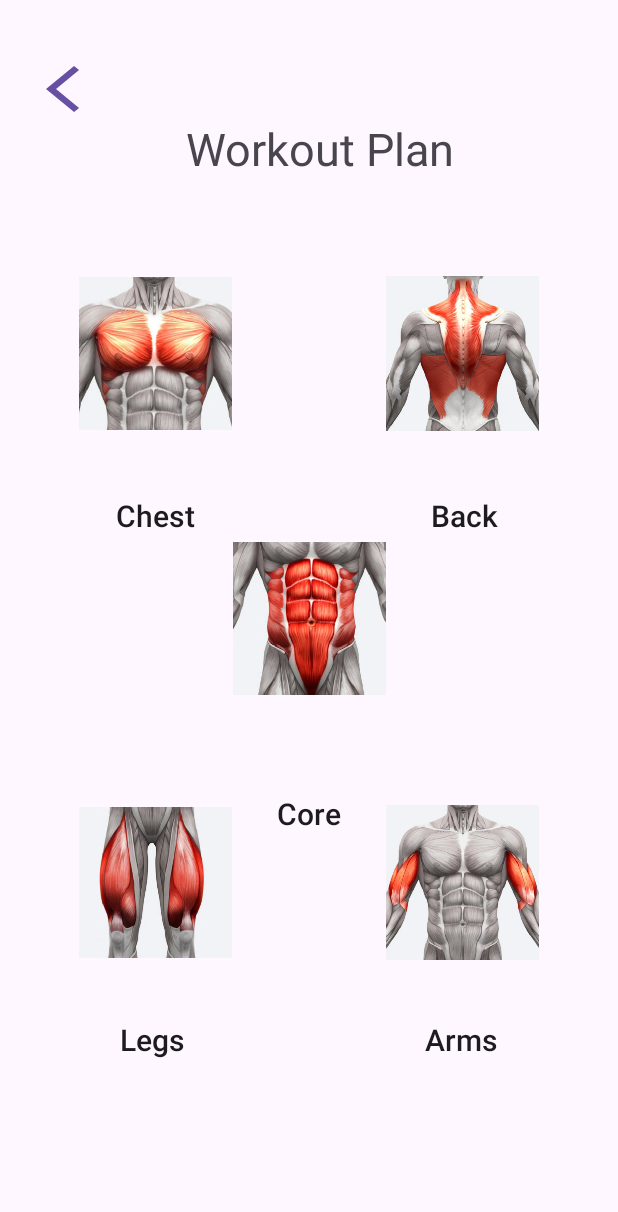
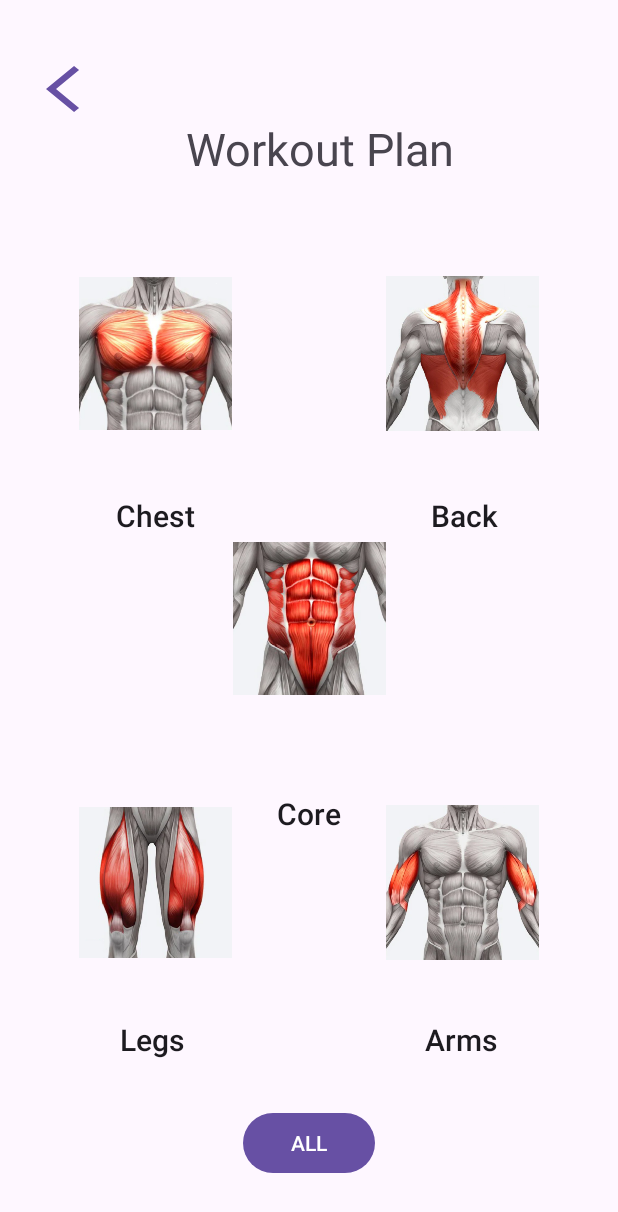
Before and after one commit to Roberto-Andrade-1/Ubiquitous-Project, an Android app: the WorkoutScreen screen opened directly, with no data from a screen before it, on a phone screen of 412 x 824 dp. Shown: the top 1212 px of the screen. Run offline under Robolectric (Android 15) with nearby library versions, the phone set to English and light mode, and no system bars.

```diff
--- a/app/src/main/java/com/example/finalproject/RealMain.java
+++ b/app/src/main/java/com/example/finalproject/RealMain.java
@@ -52,8 +52,7 @@ public class RealMain extends AppCompatActivity {
         exercisesButton.setOnClickListener(new View.OnClickListener() {
             @Override
             public void onClick(View view) {
-                Intent intent = new Intent(RealMain.this, ExercisesScreen.class);
-                intent.putExtra("category","all");
+                Intent intent = new Intent(RealMain.this, WorkoutScreen.class);
                 startActivity(intent);
             }
         });
--- a/app/src/main/java/com/example/finalproject/WorkoutScreen.java
+++ b/app/src/main/java/com/example/finalproject/WorkoutScreen.java
@@ -10,7 +10,7 @@ import android.widget.ImageView;
 
 public class WorkoutScreen extends AppCompatActivity {
 
-    Button backButton;
+    Button backButton, allExercises;
     ImageView core, back, legs, arms, chest;
     @Override
     protected void onCreate(Bundle savedInstanceState) {
@@ -23,6 +23,7 @@ public class WorkoutScreen extends AppCompatActivity {
         arms = findViewById(R.id.armsImage);
         chest = findViewById(R.id.chestImage);
         backButton = findViewById(R.id.backButton);
+        allExercises = findViewById(R.id.allExercisesButton);
 
         backButton.setOnClickListener(new View.OnClickListener() {
             @Override
@@ -76,5 +77,15 @@ public class WorkoutScreen extends AppCompatActivity {
                 startActivity(intent);
             }
         });
+
+        allExercises.setOnClickListener(new View.OnClickListener() {
+            @Override
+            public void onClick(View v) {
+                Intent intent=new Intent(WorkoutScreen.this,ExercisesScreen.class);
+                intent.putExtra("category","all");
+                startActivity(intent);
+            }
+        });
+
     }
 }
--- a/app/src/main/res/layout/activity_workout_screen.xml
+++ b/app/src/main/res/layout/activity_workout_screen.xml
@@ -164,4 +164,15 @@
         app:layout_constraintStart_toStartOf="parent"
         app:layout_constraintTop_toTopOf="parent"
         app:layout_constraintVertical_bias="1.0" />
+
+    <Button
+        android:id="@+id/allExercisesButton"
+        android:layout_width="wrap_content"
+        android:layout_height="wrap_content"
+        android:text="ALL"
+        app:layout_constraintBottom_toBottomOf="parent"
+        app:layout_constraintEnd_toEndOf="parent"
+        app:layout_constraintStart_toStartOf="parent"
+        app:layout_constraintTop_toBottomOf="@+id/coreImage"
+        app:layout_constraintVertical_bias="0.845" />
 </androidx.constraintlayout.widget.ConstraintLayout>
```
